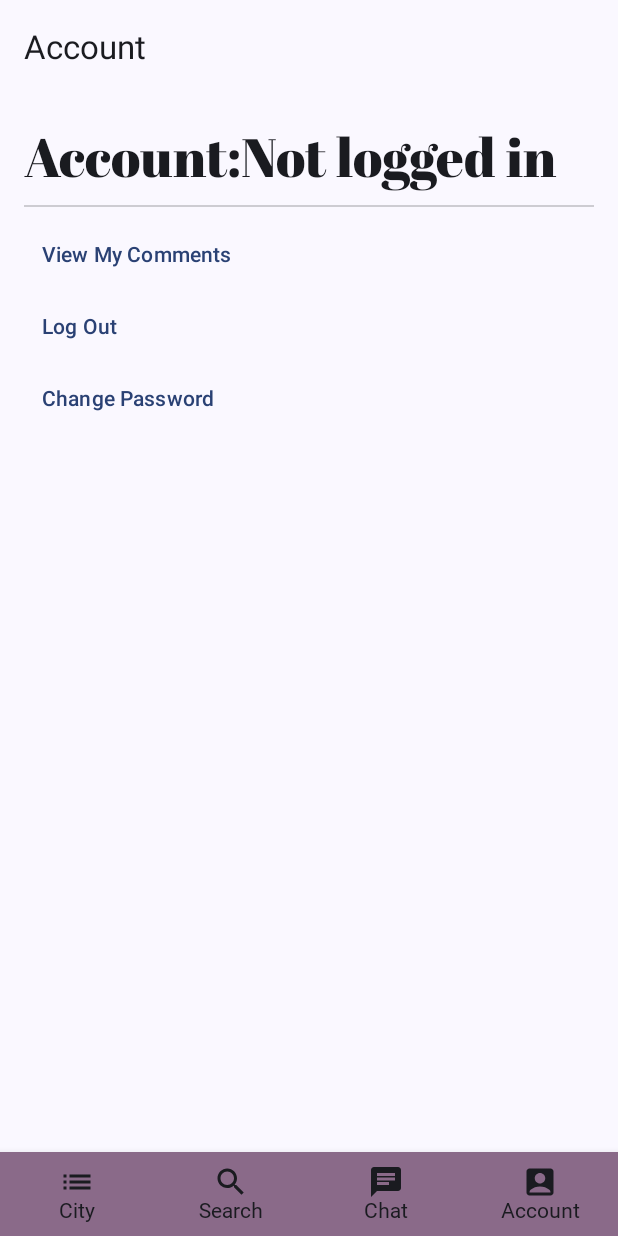
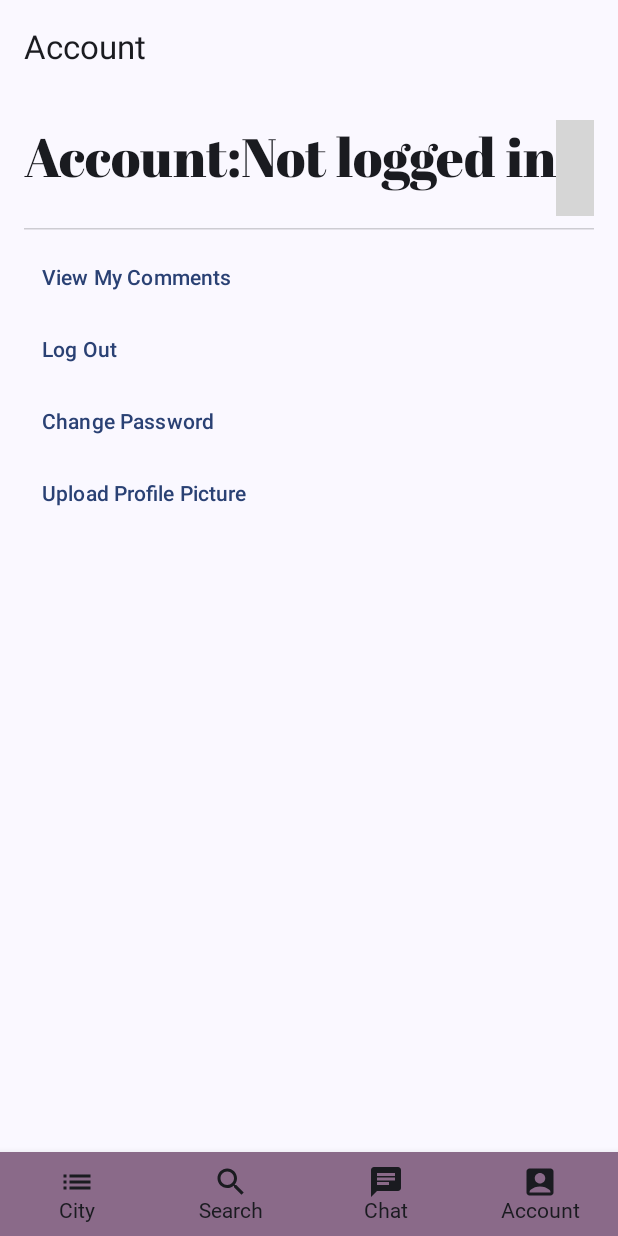
Before and after one commit to yummy10/Wander, an Android app built with Jetpack Compose: the AccountScreen screen opened through its navigation route, on a phone screen of 412 x 824 dp. Run offline under Robolectric (Android 15) with nearby library versions, the phone set to English and light mode, and no system bars; libraries missing offline, so code that uses them is left out: com.jakewharton.retrofit2; pictures from the network do not load; Roboto replaces fonts that are not available here; grey boxes are pictures that could not be loaded.

```diff
--- a/app/src/main/java/com/example/wander/WanderScreen.kt
+++ b/app/src/main/java/com/example/wander/WanderScreen.kt
@@ -96,7 +96,7 @@ fun WanderApp(
                 onLoginSuccess = { navController.navigate(WanderScreen.Citylist.name) })
         }
         composable(route = WanderScreen.Account.name) {
-            AccountScreen(wViewModel = wviewModel, navController, viewModel = viewModel)
+            AccountScreen(wViewModel = wviewModel, navController, viewModel = viewModel,mainActivity = mainActivity)
         }
 
     }
--- a/app/src/main/java/com/example/wander/model/UiState.kt
+++ b/app/src/main/java/com/example/wander/model/UiState.kt
@@ -13,4 +13,7 @@ data class UiState(
     val isChangingPassword: Boolean = false,
     val isAddPlace: Boolean = false,
     val isAddEmptyPlace: Boolean = false,
+    val isUploadingIcon: Boolean = false,
+    val isUploadingIconSuccess: Boolean = false,
+    val isUploadingIconFail: Boolean = false,
 )
--- a/app/src/main/java/com/example/wander/model/User.kt
+++ b/app/src/main/java/com/example/wander/model/User.kt
@@ -4,5 +4,5 @@ import kotlinx.serialization.Serializable
 
 @Serializable
 data class User(
-    val userID: Int = 0, val userName: String, val userPassword: String, val vip: Boolean = true
+    val userID: Int = 0, val userName: String, val userPassword: String, val vip: Boolean = true, val icon: String =""
 )
--- a/app/src/main/java/com/example/wander/network/WanderApiService.kt
+++ b/app/src/main/java/com/example/wander/network/WanderApiService.kt
@@ -72,6 +72,9 @@ interface WanderApiService {
     suspend fun login(@Body user: User): Response<User>
     @POST("users/create")
     suspend fun create(@Body user: User): MyString
+    @Multipart
+    @POST("users/addIcon")
+    suspend fun addIcon(@Part parts: List<MultipartBody.Part>): Response<Unit>
     @POST("users/change")
     suspend fun change(@Body user: ChangePasswordRequest): Response<User>
     @GET("messages/user/{userName}")
--- a/app/src/main/java/com/example/wander/ui/LoginViewModel.kt
+++ b/app/src/main/java/com/example/wander/ui/LoginViewModel.kt
@@ -128,7 +128,7 @@ class LoginViewModel(private val sharedPreferences: SharedPreferences) : ViewMod
     private fun decryptUser(user: User): User {
         val decryptedUsername = decrypt(user.userName)
         val decryptedPassword = decrypt(user.userPassword)
-        return User(user.userID, decryptedUsername, decryptedPassword, user.vip)
+        return User(user.userID, decryptedUsername, decryptedPassword, user.vip, user.icon)
     }
 
     private fun decrypt(input: String): String {
@@ -140,6 +140,7 @@ class LoginViewModel(private val sharedPreferences: SharedPreferences) : ViewMod
     fun dismissFailDialog() {
         _loginState.value = LoginState()
     }
+
 
 
 }
--- a/app/src/main/java/com/example/wander/ui/screens/Account.kt
+++ b/app/src/main/java/com/example/wander/ui/screens/Account.kt
@@ -6,16 +6,21 @@ import androidx.compose.animation.EnterTransition
 import androidx.compose.animation.core.tween
 import androidx.compose.animation.slideInHorizontally
 import androidx.compose.animation.slideOutHorizontally
+import androidx.compose.foundation.Image
 import androidx.compose.foundation.layout.Column
+import androidx.compose.foundation.layout.Row
+import androidx.compose.foundation.layout.Spacer
 import androidx.compose.foundation.layout.fillMaxSize
 import androidx.compose.foundation.layout.fillMaxWidth
 import androidx.compose.foundation.layout.padding
+import androidx.compose.foundation.layout.size
+import androidx.compose.foundation.shape.CircleShape
 import androidx.compose.material.icons.Icons
 import androidx.compose.material.icons.filled.ArrowBack
 import androidx.compose.material3.AlertDialog
 import androidx.compose.material3.Button
-import androidx.compose.material3.Divider
 import androidx.compose.material3.ExperimentalMaterial3Api
+import androidx.compose.material3.HorizontalDivider
 import androidx.compose.material3.Icon
 import androidx.compose.material3.IconButton
 import androidx.compose.material3.MaterialTheme
@@ -31,12 +36,17 @@ import androidx.compose.runtime.mutableStateOf
 import androidx.compose.runtime.remember
 import androidx.compose.runtime.setValue
 import androidx.compose.ui.Modifier
+import androidx.compose.ui.draw.clip
+import androidx.compose.ui.layout.ContentScale
+import androidx.compose.ui.platform.LocalContext
 import androidx.compose.ui.res.dimensionResource
 import androidx.compose.ui.res.stringResource
 import androidx.compose.ui.unit.dp
 import androidx.navigation.NavHostController
+import coil.compose.rememberAsyncImagePainter
 import com.example.wander.R
 import com.example.wander.model.WanderScreen
+import com.example.wander.network.BASE_URL
 import com.example.wander.ui.LoginViewModel
 import com.example.wander.ui.WViewModel
 import com.example.wander.ui.components.WanderBottomNavigation
@@ -48,11 +58,13 @@ fun AccountScreen(
     wViewModel: WViewModel,
     navController: NavHostController,
     modifier: Modifier = Modifier,
-    viewModel: LoginViewModel
+    viewModel: LoginViewModel,
+    mainActivity: com.example.wander.MainActivity
 ) {
     wViewModel.initAccountScreen()
     val uiState by wViewModel.uiState.collectAsState()
     val loginState by viewModel.loginState
+    val context = LocalContext.current
     if (loginState.isChange) {
         AlertDialog(onDismissRequest = { viewModel.dismissFailDialog() },
             title = { Text(stringResource(R.string.success_change_title)) },
@@ -65,10 +77,11 @@ fun AccountScreen(
                 }
             })
     }
+
     Scaffold(
         topBar = {
             TopAppBar(title = { Text(stringResource(R.string.Account)) }, navigationIcon = {
-                if (uiState.isShowingUserComments||uiState.isChangingPassword) {
+                if (uiState.isShowingUserComments||uiState.isChangingPassword||uiState.isUploadingIcon) {
                     IconButton(onClick = {
                         wViewModel.onBackPressed()
                     }) {
@@ -92,17 +105,27 @@ fun AccountScreen(
                 .padding(dimensionResource(id = R.dimen.padding_medium))
         ) {
             // 显示账户名称
-
-            Text(
-                stringResource(R.string.account_name) + (uiState.user?.userName ?: stringResource(R.string.unlogged)),
-                style = MaterialTheme.typography.displayLarge
-            )
-            Divider(
+            Row {
+                Text(
+                    stringResource(R.string.account_name) + (uiState.user?.userName ?: stringResource(R.string.unlogged)),
+                    style = MaterialTheme.typography.displayLarge
+                )
+                Spacer(modifier = Modifier.weight(1f))
+                Image(
+                    painter = rememberAsyncImagePainter(model = "$BASE_URL${uiState.user?.icon}"),
+                    contentDescription = null,
+                    modifier = Modifier
+                        .size(64.dp)
+                        .clip(CircleShape),
+                    contentScale = ContentScale.Crop
+                )
+            }
+            HorizontalDivider(
                 modifier = Modifier.padding(vertical = 8.dp),
                 color = MaterialTheme.colorScheme.onSurface.copy(alpha = 0.2f)
             )
             // 显示个人评论列表按钮
-            if (!uiState.isShowingUserComments && !uiState.isChangingPassword) {
+            if (!uiState.isShowingUserComments && !uiState.isChangingPassword && !uiState.isUploadingIcon) {
                 TextButton(onClick = { wViewModel.getUserComments() }) {
                     Text(stringResource(R.string.get_user_comments))
                 }
@@ -116,6 +139,11 @@ fun AccountScreen(
                     wViewModel.changePassword()
                 }) {
                     Text(stringResource(R.string.change_password))
+                }
+                TextButton(onClick = {
+                    wViewModel.uploadIcon()
+                }) {
+                    Text(stringResource(R.string.upload_icon))
                 }
             }
             // 显示个人评论列表
@@ -145,7 +173,53 @@ fun AccountScreen(
             ) {
                 EditPassword(viewModel,wViewModel)
             }
+            AnimatedVisibility(
+                visible = uiState.isUploadingIcon, enter = slideInHorizontally(
+                    initialOffsetX = { fullWidth -> fullWidth },
+                    animationSpec = tween(durationMillis = 300)
+                ) + EnterTransition.None, exit = slideOutHorizontally(
+                    targetOffsetX = { fullWidth -> fullWidth },
+                    animationSpec = tween(durationMillis = 300)
+                )
+            ) {
+                if (uiState.isUploadingIconSuccess) {
+                    AlertDialog(onDismissRequest = { wViewModel.dismissAddIcon() },
+                        title = { Text(stringResource(R.string.success_change_title)) },
+                        text = { Text(stringResource(R.string.success_change_title)) },
+                        confirmButton = {
+                            TextButton(onClick = {
+                                wViewModel.dismissAddIcon()
+                            }) {
+                                Text(stringResource(R.string.ok))
+                            }
+                        })
+                }
+                if (uiState.isUploadingIconFail) {
+                    AlertDialog(onDismissRequest = { wViewModel.dismissAddIcon() },
+                        title = { Text(stringResource(R.string.fail_create_title)) },
+                        text = { Text(stringResource(R.string.fail_create_title)) },
+                        confirmButton = {
+                            TextButton(onClick = {
+                                wViewModel.dismissAddIcon()
+                            }) {
+                                Text(stringResource(R.string.ok))
+                            }
+                        })
+                }
+                Column {
+                    Button(
+                        onClick = { mainActivity.openGallery() },
+                    ) {
+                        Text(stringResource(R.string.select_picture))
+                    }
+                    Button(
+                        onClick = { uiState.user?.userName?.let { wViewModel.addIcon(context, it,mainActivity.photoViewModel.getSelectedImageUri())} },
+                    ) {
+                        Text(stringResource(R.string.upload_icon))
+                    }
+                }
 
+            }
         }
     }
 }
--- a/app/src/main/java/com/example/wander/ui/screens/AddComment.kt
+++ b/app/src/main/java/com/example/wander/ui/screens/AddComment.kt
@@ -24,7 +24,6 @@ import androidx.compose.material3.TopAppBar
 import androidx.compose.runtime.Composable
 import androidx.compose.runtime.collectAsState
 import androidx.compose.runtime.getValue
-import androidx.compose.runtime.mutableIntStateOf
 import androidx.compose.runtime.mutableStateOf
 import androidx.compose.runtime.remember
 import androidx.compose.runtime.setValue
@@ -125,7 +124,7 @@ fun AddComment(onBackPressed: () -> Unit,
                                 id = if (index < rating) R.drawable.ic_star_filled else R.drawable.ic_star_outline
                             ),
                             contentDescription = null,
-                            tint = MaterialTheme.colors.primary
+                            tint = MaterialTheme.colorScheme.primary
                         )
                     }
                 }
@@ -138,7 +137,7 @@ fun AddComment(onBackPressed: () -> Unit,
                         placeName = placeName,
                         text = text,
                         mLike = 0,
-                        star = star
+                        star = rating
                     )
                     if(placeName!="") {
                         wViewModel.addComment(newComment)
--- a/app/src/main/java/com/example/wander/ui/screens/SelectCity.kt
+++ b/app/src/main/java/com/example/wander/ui/screens/SelectCity.kt
@@ -85,7 +85,7 @@ fun CityItem(
     modifier: Modifier = Modifier
 ) {
     Card(modifier = modifier) {
-        Column() {
+        Column {
             Image(
                 painter = rememberAsyncImagePainter(model = "$BASE_URL${city.cityImagePath}"),
                 contentDescription = city.cityName,
--- a/app/src/main/res/values/strings.xml
+++ b/app/src/main/res/values/strings.xml
@@ -58,4 +58,7 @@
     <string name="upload_picture">Upload Picture</string>
     <string name="success_add_place">Place Has Been Successfully Added</string>
     <string name="fail_add_place">Cannot Be Empty</string>
+    <string name="star">rating:</string>
+    <string name="upload_icon">Upload Profile Picture</string>
+    <string name="select_picture">Select Picture</string>
 </resources>
```
Also changed, not shown: app/src/main/java/com/example/wander/data/AuthRepository.kt (+38 -0 lines), app/src/main/java/com/example/wander/ui/WViewModel.kt (+21 -3 lines), app/src/main/java/com/example/wander/ui/screens/CommentBoard.kt (+37 -2 lines), 2 other files.
